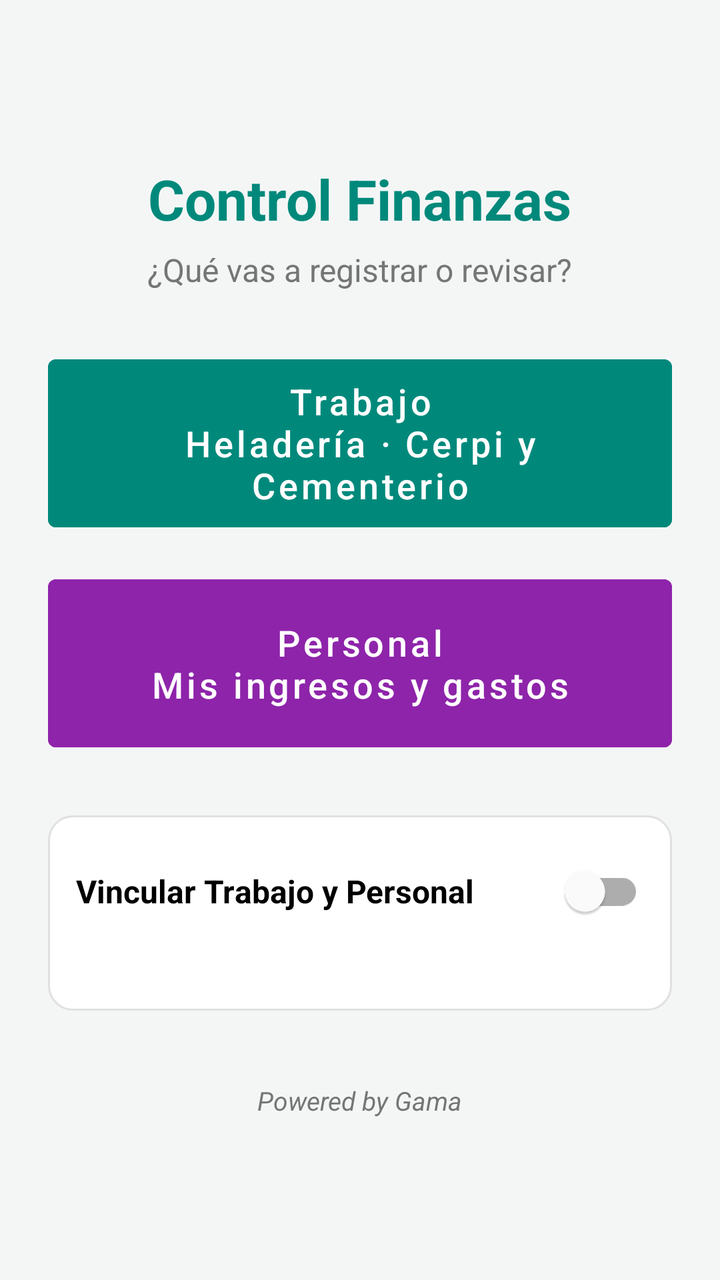
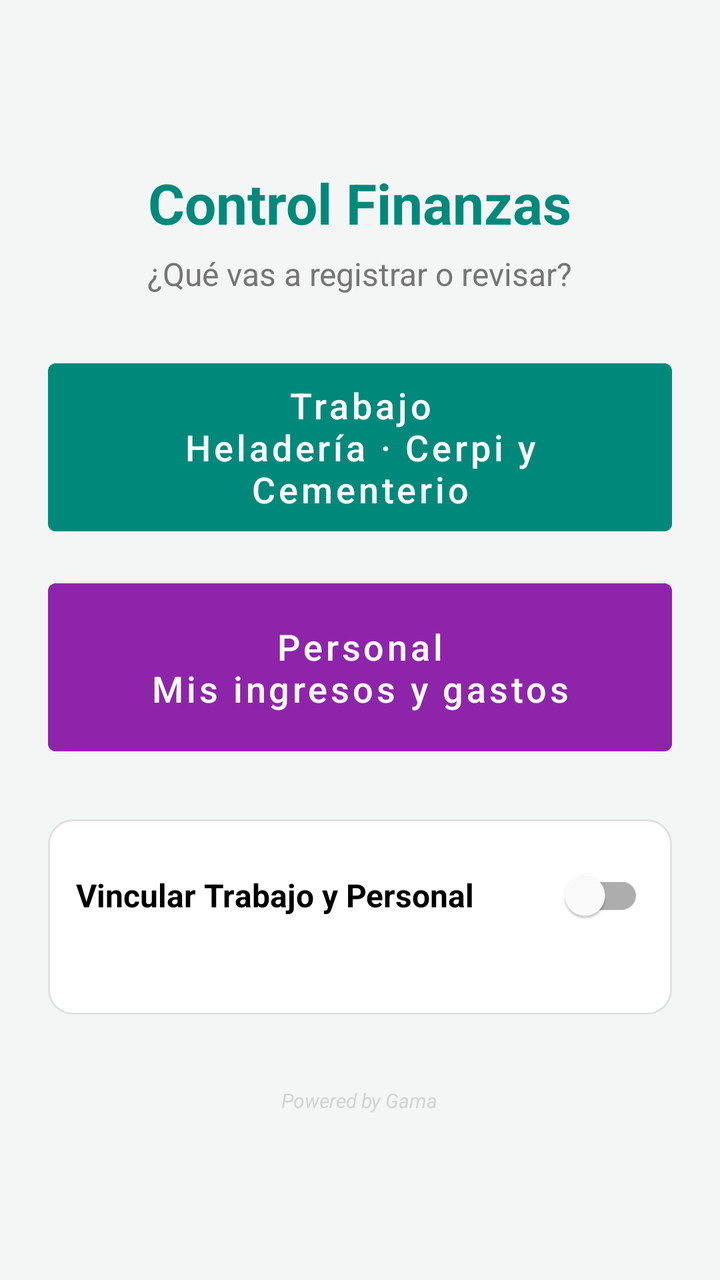

An Android layout rendered at two revisions. The XML below is the earlier revision; the diff shows what the commit changed to produce the second picture.
<!-- AndroidManifest.xml: application theme Tema -->
<!-- res/layout/activity_inicio.xml -->
<?xml version="1.0" encoding="utf-8"?>
<ScrollView xmlns:android="http://schemas.android.com/apk/res/android"
    android:layout_width="match_parent"
    android:layout_height="match_parent"
    android:fillViewport="true">

    <LinearLayout
        android:layout_width="match_parent"
        android:layout_height="wrap_content"
        android:gravity="center"
        android:orientation="vertical"
        android:padding="24dp">

        <TextView
            android:layout_width="wrap_content"
            android:layout_height="wrap_content"
            android:text="@string/app_name"
            android:textColor="@color/primario"
            android:textSize="28sp"
            android:textStyle="bold" />

        <TextView
            android:layout_width="wrap_content"
            android:layout_height="wrap_content"
            android:layout_marginTop="6dp"
            android:layout_marginBottom="28dp"
            android:gravity="center"
            android:text="¿Qué vas a registrar o revisar?"
            android:textColor="@color/texto_suave"
            android:textSize="16sp" />

        <Button
            android:id="@+id/btnTrabajo"
            android:layout_width="match_parent"
            android:layout_height="96dp"
            android:backgroundTint="@color/primario"
            android:text="Trabajo\nHeladería · Cerpi y Cementerio"
            android:textAllCaps="false"
            android:textSize="18sp" />

        <Button
            android:id="@+id/btnPersonal"
            android:layout_width="match_parent"
            android:layout_height="96dp"
            android:layout_marginTop="14dp"
            android:backgroundTint="@color/personal"
            android:text="Personal\nMis ingresos y gastos"
            android:textAllCaps="false"
            android:textSize="18sp" />

        <LinearLayout
            style="@style/Tarjeta"
            android:layout_marginTop="28dp">

            <com.google.android.material.switchmaterial.SwitchMaterial
                android:id="@+id/swVincular"
                android:layout_width="match_parent"
                android:layout_height="wrap_content"
                android:text="@string/vincular"
                android:textSize="16sp"
                android:textStyle="bold" />

            <TextView
                android:id="@+id/txtVincular"
                android:layout_width="match_parent"
                android:layout_height="wrap_content"
                android:layout_marginTop="4dp"
                android:textColor="@color/texto_suave"
                android:textSize="13sp" />
        </LinearLayout>

        <TextView
            android:layout_width="wrap_content"
            android:layout_height="wrap_content"
            android:layout_marginTop="24dp"
            android:text="Powered by Gama"
            android:textColor="@color/texto_suave"
            android:textSize="13sp"
            android:textStyle="italic" />
    </LinearLayout>
</ScrollView>
<!-- resources referenced by this layout -->
<resources>
  <color name="personal">#8E24AA</color>
  <color name="primario">#00897B</color>
  <color name="texto_suave">#757575</color>
  <string name="app_name">Control Finanzas</string>
  <string name="vincular">Vincular Trabajo y Personal</string>
  <style name="Tarjeta">
          <item name="android:layout_width">match_parent</item>
          <item name="android:layout_height">wrap_content</item>
          <item name="android:orientation">vertical</item>
          <item name="android:background">@drawable/fondo_tarjeta</item>
          <item name="android:padding">14dp</item>
          <item name="android:layout_marginBottom">12dp</item>
      </style>
  <style name="Tema" parent="Theme.MaterialComponents.Light.DarkActionBar">
          <item name="colorPrimary">@color/primario</item>
          <item name="colorPrimaryVariant">@color/primario_oscuro</item>
          <item name="colorOnPrimary">#FFFFFF</item>
          <item name="colorSecondary">@color/acento</item>
          <item name="colorOnSecondary">#FFFFFF</item>
          <item name="android:statusBarColor">@color/primario_oscuro</item>
          <item name="android:windowBackground">@color/fondo</item>
      </style>
  <!-- drawable fondo_tarjeta (drawable) -->
  <?xml version="1.0" encoding="utf-8"?>
  <shape xmlns:android="http://schemas.android.com/apk/res/android" android:shape="rectangle">
      <solid android:color="@color/tarjeta" />
      <corners android:radius="12dp" />
      <stroke android:width="1dp" android:color="#E0E0E0" />
  </shape>
  <color name="primario_oscuro">#00695C</color>
  <color name="acento">#FF7043</color>
  <color name="fondo">#F4F6F6</color>
  <color name="tarjeta">#FFFFFF</color>
</resources>

<!-- the commit's change to res/layout/activity_inicio.xml (unified diff, before → after) -->
@@ -73,9 +73,10 @@
             android:layout_width="wrap_content"
             android:layout_height="wrap_content"
             android:layout_marginTop="24dp"
+            android:alpha="0.6"
             android:text="Powered by Gama"
-            android:textColor="@color/texto_suave"
-            android:textSize="13sp"
+            android:textColor="#BDBDBD"
+            android:textSize="10sp"
             android:textStyle="italic" />
     </LinearLayout>
 </ScrollView>
